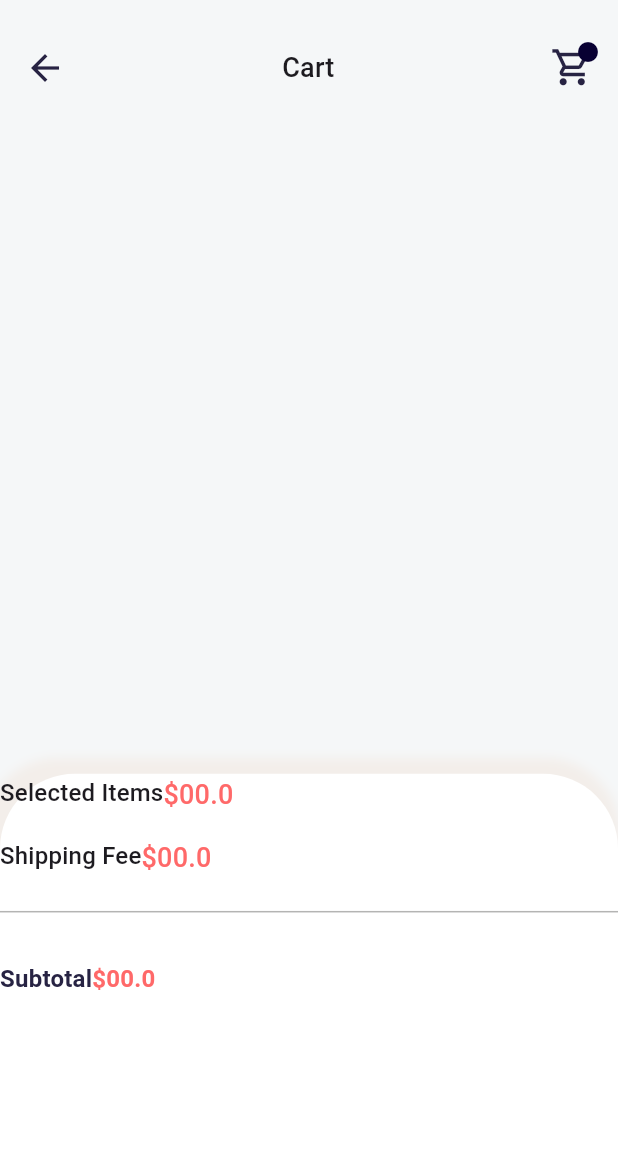
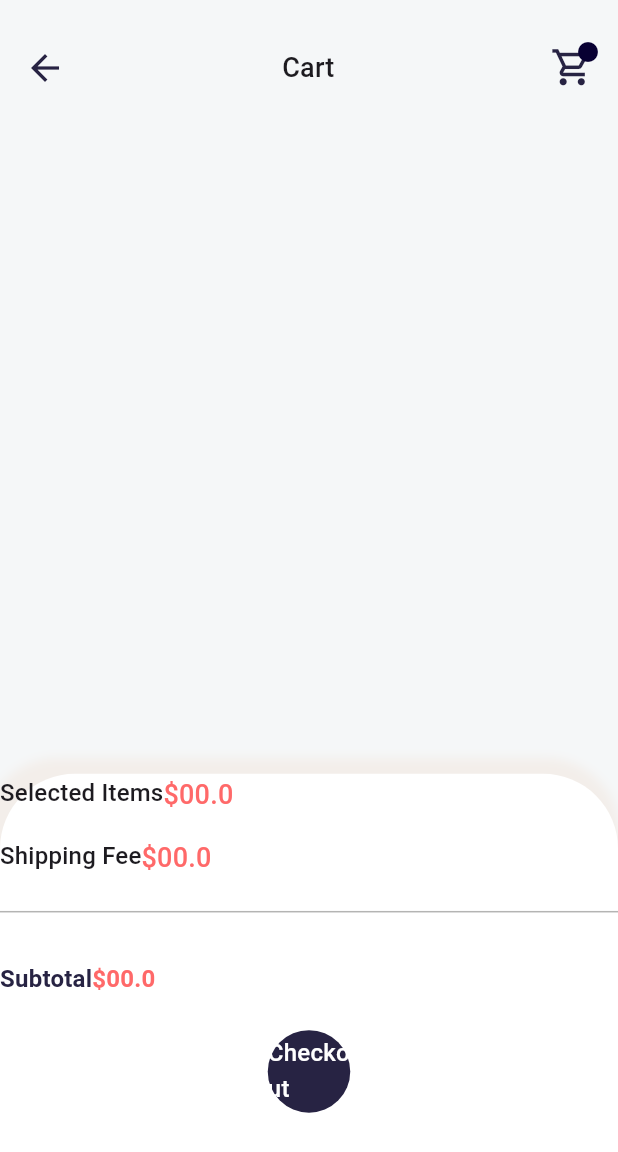
Before and after one commit to mcalisadeghi/Flutter-Furniture-Shopping-App-UI, a Flutter app: the Cartview screen opened directly, on a phone screen of 412 x 824 dp. Shown: the top 1152 px of the screen. Run offline on Flutter 3.47's test engine with Material 3 defaults, Android fonts, the phone set to English and light mode, and no system bars; our stand-ins replace fluttertoast.

Commit message:
fix bugs

```diff
--- a/lib/res/components/custom_button.dart
+++ b/lib/res/components/custom_button.dart
@@ -1,15 +1,14 @@
 import 'package:flutter/material.dart';
 import 'package:flutter_application_1/res/colors/app_color.dart';
 
-class CustomVutton extends StatelessWidget {
-  double? width = 55.0;
-  double? height = 55.0;
+class CustomButton extends StatelessWidget {
+  final double? width, height;
   final VoidCallback onTap;
   final String title;
-  CustomVutton({
+  const CustomButton({
     super.key,
-    this.height,
-    this.width,
+    this.height = 55.0,
+    this.width = 55.0,
     required this.onTap,
     required this.title,
   });
--- a/lib/screen/product_detail/cart/cart_view.dart
+++ b/lib/screen/product_detail/cart/cart_view.dart
@@ -1,7 +1,7 @@
 import 'package:flutter/material.dart';
-import 'package:flutter_application_1/res/assets/app_asets.dart';
 import 'package:flutter_application_1/res/colors/app_color.dart';
 import 'package:flutter_application_1/res/components/app_bar_widget.dart';
+import 'package:flutter_application_1/res/components/custom_button.dart';
 import 'package:flutter_application_1/res/components/dumy_product_lists.dart';
 import 'package:flutter_application_1/screen/product_detail/cart/widget/bottom_text_widget.dart';
 import 'package:flutter_application_1/screen/product_detail/cart/widget/cart_item_widget.dart';
@@ -117,6 +117,10 @@ class _CartviewState extends State<Cartview> {
                   SizedBox(
                     height: 22.0,
                   ),
+                  CustomButton(
+                    onTap: () {},
+                    title: 'Checkout',
+                  ),
                 ],
               ),
             ),
```
